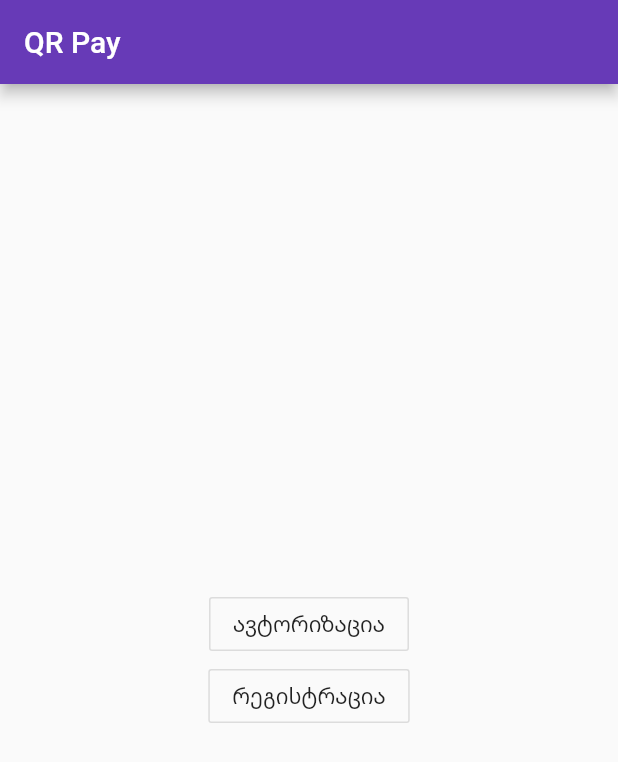
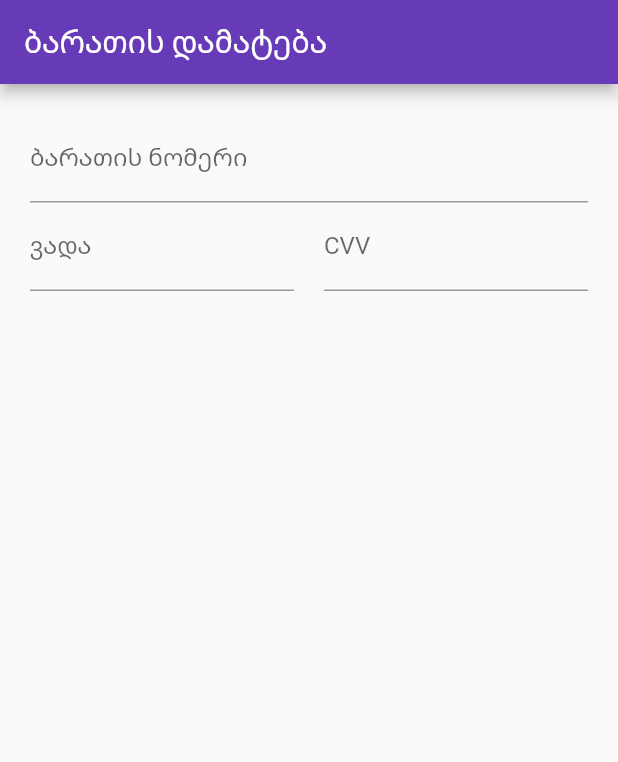
Before and after one commit to alexandrius/QR_Pay, a Flutter app: the screen it shows after launch, on a phone screen of 412 x 824 dp. Shown: the top 762 px of the screen. Run offline on Flutter 3.47's test engine with Material 2 defaults, Android fonts, the phone set to English and light mode, and no system bars; our stand-ins replace flutter_masked_text, share, shared_preferences; missing offline and left inert: barcode_scan.

Commit message:
Add card input

```diff
--- a/lib/main.dart
+++ b/lib/main.dart
@@ -1,4 +1,5 @@
 import 'package:flutter/material.dart';
+import 'package:qr_pay/screens/addCard.dart';
 import 'package:qr_pay/screens/auth.dart';
 
 void main() => runApp(new MyApp());
@@ -20,7 +21,8 @@ class MyApp extends StatelessWidget {
         // counter didn't reset back to zero; the application is not restarted.
         primarySwatch: Colors.deepPurple,
       ),
-      home: new Auth(),
+      home: AddCard()
+//      Auth(),
     );
   }
 }
--- /dev/null
+++ b/lib/screens/addCard.dart
@@ -0,0 +1,67 @@
+import 'package:flutter/material.dart';
+import 'package:flutter_masked_text/flutter_masked_text.dart';
+
+class AddCard extends StatefulWidget {
+  @override
+  State<StatefulWidget> createState() {
+    return _AddCardState();
+  }
+}
+
+class _AddCardState extends State<AddCard> {
+  var cardController = new MaskedTextController(mask: '0000 0000 0000 0000');
+  var dateController = new MaskedTextController(mask: '00 / 00');
+  var cvvController = new TextEditingController();
+
+  @override
+  void initState() {
+    cvvController.addListener((){
+      if(cvvController.text.length > 3){
+        cvvController.text = cvvController.text.substring(0, 3);
+      }
+    });
+    super.initState();
+  }
+
+  @override
+  Widget build(BuildContext context) {
+    return Scaffold(
+        appBar: AppBar(title: Text('ბარათის დამატება')),
+        body: Container(
+            padding: EdgeInsets.all(20.0),
+            child: Column(children: <Widget>[
+              TextFormField(
+                keyboardType: TextInputType.number,
+                controller: cardController,
+                decoration: InputDecoration(
+                  labelText: "ბარათის ნომერი",
+                ),
+              ),
+              Row(
+                children: [
+                  SizedBox(
+                    width: MediaQuery.of(context).size.width / 2 - 30,
+                    child: TextFormField(
+                      keyboardType: TextInputType.numberWithOptions(decimal: true),
+                      controller: dateController,
+                      decoration: InputDecoration(
+                        labelText: "ვადა",
+                      ),
+                    ),
+                  ),
+                  SizedBox(width: 20.0),
+                  SizedBox(
+                    width: MediaQuery.of(context).size.width / 2 - 30,
+                    child: TextFormField(
+                      keyboardType: TextInputType.numberWithOptions(decimal: true),
+                      controller: cvvController,
+                      decoration: InputDecoration(
+                        labelText: "CVV",
+                      ),
+                    ),
+                  )
+                ],
+              )
+            ])));
+  }
+}
--- a/pubspec.yaml
+++ b/pubspec.yaml
@@ -22,6 +22,7 @@ dependencies:
   shared_preferences: ^0.4.2
   barcode_scan: ^0.0.7
   share: ^0.5.3
+  flutter_masked_text: ^0.6.0
 
 
 dev_dependencies:
```
Also changed, not shown: lib/res/icon_mc.png (added), lib/res/icon_visa.png (added), pubspec.lock.
